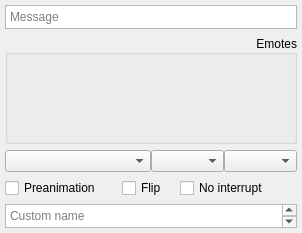
Qt form resource/ui/ic.ui (AttorneyOnline/AO2-Client) before a commit.
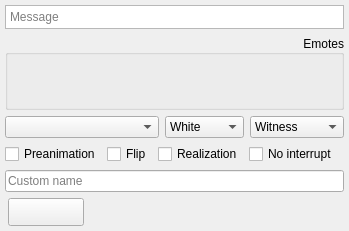
The same form after that commit. Icons and pictures are not drawn. Custom widgets are drawn as their Qt base class.

Diff of the .ui file:
```diff
--- a/resource/ui/ic.ui
+++ b/resource/ui/ic.ui
@@ -1,23 +1,19 @@
 <?xml version="1.0" encoding="UTF-8"?>
 <ui version="4.0">
- <class>ICChat</class>
- <widget class="QDockWidget" name="ICChat">
+ <class>AOChat</class>
+ <widget class="QWidget" name="AOChat">
   <property name="geometry">
    <rect>
     <x>0</x>
     <y>0</y>
-    <width>302</width>
-    <height>233</height>
+    <width>334</width>
+    <height>224</height>
    </rect>
   </property>
-  <property name="features">
-   <set>QDockWidget::AllDockWidgetFeatures</set>
-  </property>
   <property name="windowTitle">
    <string>Chat: (character)</string>
   </property>
-  <widget class="QWidget" name="ICChatContents">
-   <layout class="QGridLayout" name="gridLayout">
+  <layout class="QGridLayout" name="gridLayout_2">
     <property name="leftMargin">
      <number>5</number>
     </property>
@@ -30,8 +26,162 @@
     <property name="bottomMargin">
      <number>5</number>
     </property>
+   <item row="7" column="0">
+    <layout class="QHBoxLayout" name="horizontalLayout_3">
+     <item>
+      <widget class="QPushButton" name="holdit">
+       <property name="sizePolicy">
+        <sizepolicy hsizetype="Fixed" vsizetype="Fixed">
+         <horstretch>0</horstretch>
+         <verstretch>0</verstretch>
+        </sizepolicy>
+       </property>
+       <property name="minimumSize">
+        <size>
+         <width>76</width>
+         <height>28</height>
+        </size>
+       </property>
+       <property name="focusPolicy">
+        <enum>Qt::TabFocus</enum>
+       </property>
+       <property name="styleSheet">
+        <string notr="true">QPushButton {
+  border-image: url(:/base/themes/default/holdit.png);
+}
+
+:checked {
+  border-image: url(:/base/themes/default/holdit_selected.png);
+}</string>
+       </property>
+       <property name="text">
+        <string/>
+       </property>
+       <property name="checkable">
+        <bool>true</bool>
+       </property>
+      </widget>
+     </item>
+     <item>
+      <widget class="QPushButton" name="objection">
+       <property name="sizePolicy">
+        <sizepolicy hsizetype="Fixed" vsizetype="Fixed">
+         <horstretch>0</horstretch>
+         <verstretch>0</verstretch>
+        </sizepolicy>
+       </property>
+       <property name="minimumSize">
+        <size>
+         <width>76</width>
+         <height>28</height>
+        </size>
+       </property>
+       <property name="focusPolicy">
+        <enum>Qt::TabFocus</enum>
+       </property>
+       <property name="styleSheet">
+        <string notr="true">QPushButton {
+  border-image: url(:/base/themes/default/objection.png);
+}
+
+:checked {
+  border-image: url(:/base/themes/default/objection_selected.png);
+}</string>
+       </property>
+       <property name="text">
+        <string/>
+       </property>
+       <property name="checkable">
+        <bool>true</bool>
+       </property>
+       <property name="flat">
+        <bool>true</bool>
+       </property>
+      </widget>
+     </item>
+     <item>
+      <widget class="QPushButton" name="takethat">
+       <property name="sizePolicy">
+        <sizepolicy hsizetype="Fixed" vsizetype="Fixed">
+         <horstretch>0</horstretch>
+         <verstretch>0</verstretch>
+        </sizepolicy>
+       </property>
+       <property name="minimumSize">
+        <size>
+         <width>76</width>
+         <height>28</height>
+        </size>
+       </property>
+       <property name="focusPolicy">
+        <enum>Qt::TabFocus</enum>
+       </property>
+       <property name="styleSheet">
+        <string notr="true">QPushButton {
+  border-image: url(:/base/themes/default/takethat.png);
+}
+
+:checked {
+  border-image: url(:/base/themes/default/takethat_selected.png);
+}</string>
+       </property>
+       <property name="text">
+        <string/>
+       </property>
+       <property name="checkable">
+        <bool>true</bool>
+       </property>
+       <property name="flat">
+        <bool>true</bool>
+       </property>
+      </widget>
+     </item>
+     <item>
+      <widget class="QPushButton" name="custom_interjection">
+       <property name="enabled">
+        <bool>true</bool>
+       </property>
+       <property name="sizePolicy">
+        <sizepolicy hsizetype="Fixed" vsizetype="Fixed">
+         <horstretch>0</horstretch>
+         <verstretch>0</verstretch>
+        </sizepolicy>
+       </property>
+       <property name="minimumSize">
+        <size>
+         <width>76</width>
+         <height>28</height>
+        </size>
+       </property>
+       <property name="focusPolicy">
+        <enum>Qt::TabFocus</enum>
+       </property>
+       <property name="styleSheet">
+        <string notr="true">QPushButton {
+  border-image: url(:/base/themes/default/custom.png);
+}
+:disabled {
+  border-image: none
+}
+:checked {
+  border-image: url(:/base/themes/default/custom_selected.png);
+}</string>
+       </property>
+       <property name="text">
+        <string/>
+       </property>
+       <property name="checkable">
+        <bool>true</bool>
+       </property>
+       <property name="flat">
+        <bool>true</bool>
+       </property>
+      </widget>
+     </item>
+    </layout>
+   </item>
     <item row="0" column="0">
-     <widget class="ExpandingPlainTextEdit" name="chat_entry">
+    <widget class="QTextEdit" name="chat_entry">
       <property name="sizePolicy">
        <sizepolicy hsizetype="Expanding" vsizetype="MinimumExpanding">
         <horstretch>0</horstretch>
@@ -64,100 +214,6 @@
       </property>
      </widget>
     </item>
-    <item row="4" column="0">
-     <widget class="QWidget" name="gridWidget" native="true">
-      <layout class="QGridLayout" name="gridLayout_4">
-       <property name="leftMargin">
-        <number>0</number>
-       </property>
-       <property name="topMargin">
-        <number>0</number>
-       </property>
-       <property name="rightMargin">
-        <number>0</number>
-       </property>
-       <property name="bottomMargin">
-        <number>0</number>
-       </property>
-       <property name="horizontalSpacing">
-        <number>0</number>
-       </property>
-       <item row="1" column="1">
-        <widget class="QCheckBox" name="checkBox_2">
-         <property name="sizePolicy">
-          <sizepolicy hsizetype="Minimum" vsizetype="Fixed">
-           <horstretch>1</horstretch>
-           <verstretch>0</verstretch>
-          </sizepolicy>
-         </property>
-         <property name="text">
-          <string>Flip</string>
-         </property>
-        </widget>
-       </item>
-       <item row="1" column="0">
-        <widget class="QCheckBox" name="checkBox">
-         <property name="sizePolicy">
-          <sizepolicy hsizetype="Minimum" vsizetype="Fixed">
-           <horstretch>2</horstretch>
-           <verstretch>0</verstretch>
-          </sizepolicy>
-         </property>
-         <property name="text">
-          <string>Preanimation</string>
-         </property>
-        </widget>
-       </item>
-       <item row="0" column="0" colspan="3">
-        <layout class="QHBoxLayout" name="horizontalLayout">
-         <item>
-          <widget class="QComboBox" name="comboBox">
-           <property name="sizePolicy">
-            <sizepolicy hsizetype="Preferred" vsizetype="Fixed">
-             <horstretch>2</horstretch>
-             <verstretch>0</verstretch>
-            </sizepolicy>
-           </property>
-          </widget>
-         </item>
-         <item>
-          <widget class="QComboBox" name="comboBox_2">
-           <property name="sizePolicy">
-            <sizepolicy hsizetype="Preferred" vsizetype="Fixed">
-             <horstretch>1</horstretch>
-             <verstretch>0</verstretch>
-            </sizepolicy>
-           </property>
-          </widget>
-         </item>
-         <item>
-          <widget class="QComboBox" name="comboBox_3">
-           <property name="sizePolicy">
-            <sizepolicy hsizetype="Preferred" vsizetype="Fixed">
-             <horstretch>1</horstretch>
-             <verstretch>0</verstretch>
-            </sizepolicy>
-           </property>
-          </widget>
-         </item>
-        </layout>
-       </item>
-       <item row="1" column="2">
-        <widget class="QCheckBox" name="checkBox_3">
-         <property name="sizePolicy">
-          <sizepolicy hsizetype="Minimum" vsizetype="Fixed">
-           <horstretch>2</horstretch>
-           <verstretch>0</verstretch>
-          </sizepolicy>
-         </property>
-         <property name="text">
-          <string>No interrupt</string>
-         </property>
-        </widget>
-       </item>
-      </layout>
-     </widget>
-    </item>
     <item row="1" column="0">
      <widget class="QGroupBox" name="groupBox">
       <property name="sizePolicy">
@@ -174,13 +230,13 @@
       </property>
       <layout class="QVBoxLayout" name="verticalLayout_2">
        <property name="leftMargin">
-        <number>0</number>
+       <number>3</number>
        </property>
        <property name="topMargin">
         <number>0</number>
        </property>
        <property name="rightMargin">
-        <number>0</number>
+       <number>3</number>
        </property>
        <property name="bottomMargin">
         <number>0</number>
@@ -196,7 +252,7 @@
          <property name="minimumSize">
           <size>
            <width>0</width>
-           <height>40</height>
+          <height>52</height>
           </size>
          </property>
          <property name="maximumSize">
@@ -215,30 +271,137 @@
           <enum>Qt::TabFocus</enum>
          </property>
          <property name="styleSheet">
-          <string notr="true">background: transparent;</string>
+         <string notr="true">QListWidget {
+background: transparent;
+}</string>
          </property>
          <property name="frameShape">
           <enum>QFrame::NoFrame</enum>
          </property>
+        <property name="lineWidth">
+         <number>1</number>
+        </property>
+        <property name="verticalScrollBarPolicy">
+         <enum>Qt::ScrollBarAlwaysOff</enum>
+        </property>
          <property name="editTriggers">
           <set>QAbstractItemView::NoEditTriggers</set>
          </property>
          <property name="dragDropMode">
           <enum>QAbstractItemView::DragDrop</enum>
          </property>
+        <property name="flow">
+         <enum>QListView::LeftToRight</enum>
+        </property>
+        <property name="isWrapping" stdset="0">
+         <bool>false</bool>
+        </property>
+        <property name="resizeMode">
+         <enum>QListView::Fixed</enum>
+        </property>
          <property name="viewMode">
           <enum>QListView::IconMode</enum>
          </property>
-         <property name="selectionRectVisible">
-          <bool>false</bool>
-         </property>
+        <property name="itemAlignment">
+         <set>Qt::AlignCenter</set>
+        </property>
+        <item>
+         <property name="text">
+          <string/>
+         </property>
+         <property name="icon">
+          <iconset>
+           <normalon>../../base-full/characters/Apollo/emotions/button1_on.png</normalon>
+          </iconset>
+         </property>
+        </item>
+        <item>
+         <property name="text">
+          <string/>
+         </property>
+         <property name="icon">
+          <iconset>
+           <normalon>../../base-full/characters/Apollo/emotions/button2_on.png</normalon>
+          </iconset>
+         </property>
+        </item>
+        <item>
+         <property name="text">
+          <string/>
+         </property>
+         <property name="icon">
+          <iconset>
+           <normalon>../../base-full/characters/Apollo/emotions/button3_on.png</normalon>
+          </iconset>
+         </property>
+        </item>
+        <item>
+         <property name="text">
+          <string/>
+         </property>
+         <property name="icon">
+          <iconset>
+           <normalon>../../base-full/characters/Apollo/emotions/button4_on.png</normalon>
+          </iconset>
+         </property>
+        </item>
+        <item>
+         <property name="text">
+          <string/>
+         </property>
+         <property name="icon">
+          <iconset>
+           <normalon>../../base-full/characters/Apollo/emotions/button5_on.png</normalon>
+          </iconset>
+         </property>
+        </item>
+        <item>
+         <property name="text">
+          <string/>
+         </property>
+         <property name="icon">
+          <iconset>
+           <normalon>../../base-full/characters/Apollo/emotions/button6_on.png</normalon>
+          </iconset>
+         </property>
+        </item>
+        <item>
+         <property name="text">
+          <string/>
+         </property>
+         <property name="icon">
+          <iconset>
+           <normalon>../../base-full/characters/Apollo/emotions/button7_on.png</normalon>
+          </iconset>
+         </property>
+        </item>
+        <item>
+         <property name="text">
+          <string/>
+         </property>
+         <property name="icon">
+          <iconset>
+           <normalon>../../base-full/characters/Apollo/emotions/button8_on.png</normalon>
+          </iconset>
+         </property>
+        </item>
+        <item>
+         <property name="text">
+          <string/>
+         </property>
+         <property name="icon">
+          <iconset>
+           <normalon>../../base-full/characters/Apollo/emotions/button9_on.png</normalon>
+          </iconset>
+         </property>
+        </item>
         </widget>
        </item>
       </layout>
      </widget>
     </item>
     <item row="5" column="0">
-     <widget class="QPlainTextEdit" name="plainTextEdit">
+    <widget class="QLineEdit" name="showname">
       <property name="sizePolicy">
        <sizepolicy hsizetype="Expanding" vsizetype="Fixed">
         <horstretch>0</horstretch>
@@ -256,16 +419,212 @@
       </property>
      </widget>
     </item>
-   </layout>
-  </widget>
- </widget>
- <customwidgets>
-  <customwidget>
-   <class>ExpandingPlainTextEdit</class>
-   <extends>QTextEdit</extends>
-   <header location="global">ui/expanding_plain_text_edit.h</header>
-  </customwidget>
- </customwidgets>
+   <item row="4" column="0">
+    <widget class="QWidget" name="gridWidget" native="true">
+     <layout class="QGridLayout" name="gridLayout_4">
+      <property name="leftMargin">
+       <number>0</number>
+      </property>
+      <property name="topMargin">
+       <number>0</number>
+      </property>
+      <property name="rightMargin">
+       <number>0</number>
+      </property>
+      <property name="bottomMargin">
+       <number>0</number>
+      </property>
+      <item row="1" column="3">
+       <widget class="QCheckBox" name="no_interrupt">
+        <property name="sizePolicy">
+         <sizepolicy hsizetype="Minimum" vsizetype="Fixed">
+          <horstretch>2</horstretch>
+          <verstretch>0</verstretch>
+         </sizepolicy>
+        </property>
+        <property name="focusPolicy">
+         <enum>Qt::TabFocus</enum>
+        </property>
+        <property name="text">
+         <string>No interrupt</string>
+        </property>
+       </widget>
+      </item>
+      <item row="0" column="0" colspan="5">
+       <layout class="QHBoxLayout" name="horizontalLayout">
+        <property name="spacing">
+         <number>6</number>
+        </property>
+        <item>
+         <widget class="QComboBox" name="emote">
+          <property name="sizePolicy">
+           <sizepolicy hsizetype="Preferred" vsizetype="Fixed">
+            <horstretch>2</horstretch>
+            <verstretch>0</verstretch>
+           </sizepolicy>
+          </property>
+         </widget>
+        </item>
+        <item>
+         <widget class="QComboBox" name="color">
+          <property name="sizePolicy">
+           <sizepolicy hsizetype="Preferred" vsizetype="Fixed">
+            <horstretch>1</horstretch>
+            <verstretch>0</verstretch>
+           </sizepolicy>
+          </property>
+          <property name="focusPolicy">
+           <enum>Qt::TabFocus</enum>
+          </property>
+          <item>
+           <property name="text">
+            <string>White</string>
+           </property>
+          </item>
+          <item>
+           <property name="text">
+            <string>Green</string>
+           </property>
+          </item>
+          <item>
+           <property name="text">
+            <string>Red</string>
+           </property>
+          </item>
+          <item>
+           <property name="text">
+            <string>Orange</string>
+           </property>
+          </item>
+          <item>
+           <property name="text">
+            <string>Blue</string>
+           </property>
+          </item>
+          <item>
+           <property name="text">
+            <string>Yellow</string>
+           </property>
+          </item>
+          <item>
+           <property name="text">
+            <string>Rainbow</string>
+           </property>
+          </item>
+          <item>
+           <property name="text">
+            <string>Pink</string>
+           </property>
+          </item>
+          <item>
+           <property name="text">
+            <string>Cyan</string>
+           </property>
+          </item>
+         </widget>
+        </item>
+        <item>
+         <widget class="QComboBox" name="side">
+          <property name="sizePolicy">
+           <sizepolicy hsizetype="Preferred" vsizetype="Fixed">
+            <horstretch>1</horstretch>
+            <verstretch>0</verstretch>
+           </sizepolicy>
+          </property>
+          <property name="focusPolicy">
+           <enum>Qt::TabFocus</enum>
+          </property>
+          <item>
+           <property name="text">
+            <string>Witness</string>
+           </property>
+          </item>
+          <item>
+           <property name="text">
+            <string>Defense</string>
+           </property>
+          </item>
+          <item>
+           <property name="text">
+            <string>Prosecution</string>
+           </property>
+          </item>
+          <item>
+           <property name="text">
+            <string>Judge</string>
+           </property>
+          </item>
+          <item>
+           <property name="text">
+            <string>Helper Def.</string>
+           </property>
+          </item>
+          <item>
+           <property name="text">
+            <string>Helper Pro.</string>
+           </property>
+          </item>
+          <item>
+           <property name="text">
+            <string>Juror</string>
+           </property>
+          </item>
+          <item>
+           <property name="text">
+            <string>Seance</string>
+           </property>
+          </item>
+         </widget>
+        </item>
+       </layout>
+      </item>
+      <item row="1" column="0">
+       <widget class="QCheckBox" name="preanim">
+        <property name="sizePolicy">
+         <sizepolicy hsizetype="Minimum" vsizetype="Fixed">
+          <horstretch>2</horstretch>
+          <verstretch>0</verstretch>
+         </sizepolicy>
+        </property>
+        <property name="focusPolicy">
+         <enum>Qt::TabFocus</enum>
+        </property>
+        <property name="text">
+         <string>Preanimation</string>
+        </property>
+       </widget>
+      </item>
+      <item row="1" column="1">
+       <widget class="QCheckBox" name="flip">
+        <property name="sizePolicy">
+         <sizepolicy hsizetype="Minimum" vsizetype="Fixed">
+          <horstretch>1</horstretch>
+          <verstretch>0</verstretch>
+         </sizepolicy>
+        </property>
+        <property name="focusPolicy">
+         <enum>Qt::TabFocus</enum>
+        </property>
+        <property name="text">
+         <string>Flip</string>
+        </property>
+       </widget>
+      </item>
+      <item row="1" column="2">
+       <widget class="QCheckBox" name="realization">
+        <property name="focusPolicy">
+         <enum>Qt::TabFocus</enum>
+        </property>
+        <property name="text">
+         <string>Realization</string>
+        </property>
+       </widget>
+      </item>
+     </layout>
+    </widget>
+   </item>
+  </layout>
+ </widget>
  <resources/>
  <connections/>
 </ui>
```
Left out of the diff: 2 changed lines with no effect on the pictures. Lines whose indentation alone changed are shown as unchanged.
